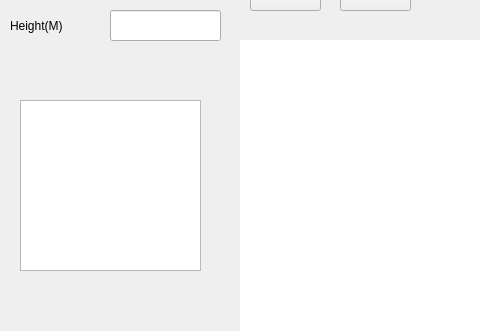
Before: the Qt Designer form Schematic/mainwindow.ui in BlaCkinkGJ/QT_APP, drawn with Qt 5; both pictures show x 0 to 480 and y 107 to 438 of the 1119 by 842 pixel window.
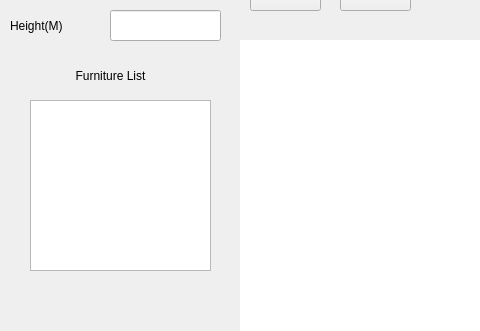
After: the same form once the commit is applied.

What changed in the file:
```diff
--- a/Schematic/mainwindow.ui
+++ b/Schematic/mainwindow.ui
@@ -232,7 +232,7 @@
    <widget class="QListView" name="FurnitureList">
     <property name="geometry">
      <rect>
-      <x>20</x>
+      <x>30</x>
       <y>190</y>
       <width>181</width>
       <height>171</height>
@@ -251,6 +251,34 @@
      </size>
     </property>
    </widget>
+   <widget class="QLabel" name="label_4">
+    <property name="geometry">
+     <rect>
+      <x>50</x>
+      <y>150</y>
+      <width>121</width>
+      <height>31</height>
+     </rect>
+    </property>
+    <property name="sizePolicy">
+     <sizepolicy hsizetype="Fixed" vsizetype="Fixed">
+      <horstretch>0</horstretch>
+      <verstretch>0</verstretch>
+     </sizepolicy>
+    </property>
+    <property name="maximumSize">
+     <size>
+      <width>1920</width>
+      <height>1080</height>
+     </size>
+    </property>
+    <property name="text">
+     <string>Furniture List</string>
+    </property>
+    <property name="alignment">
+     <set>Qt::AlignCenter</set>
+    </property>
+   </widget>
   </widget>
   <widget class="QMenuBar" name="menuBar">
    <property name="geometry">
```
